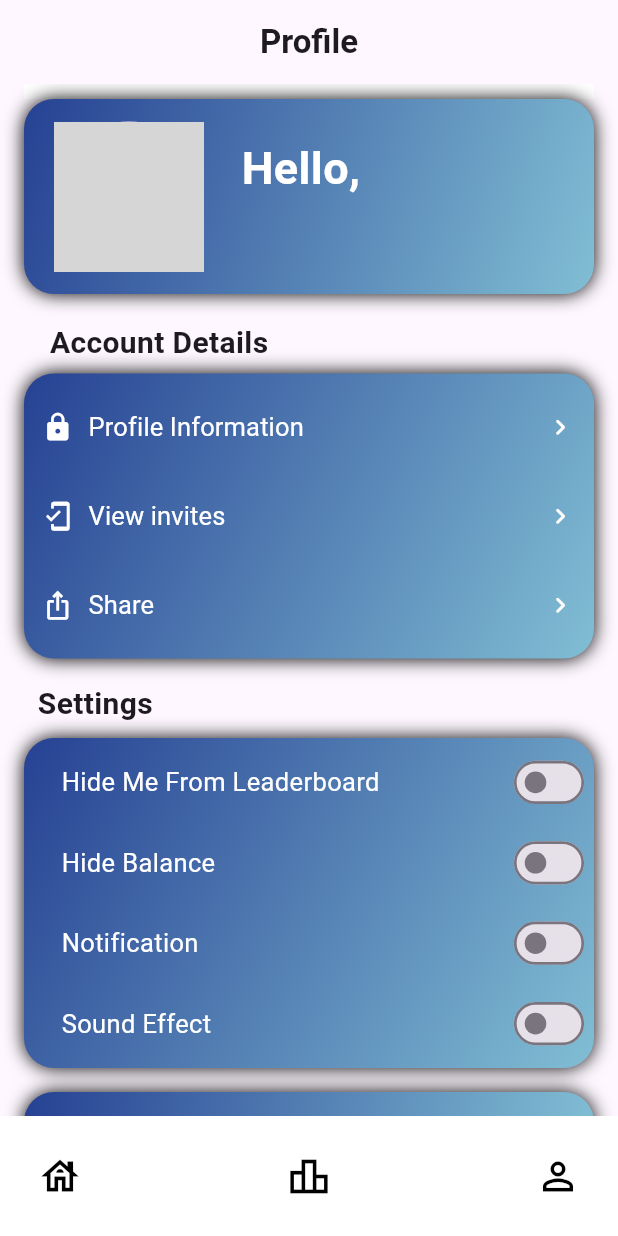
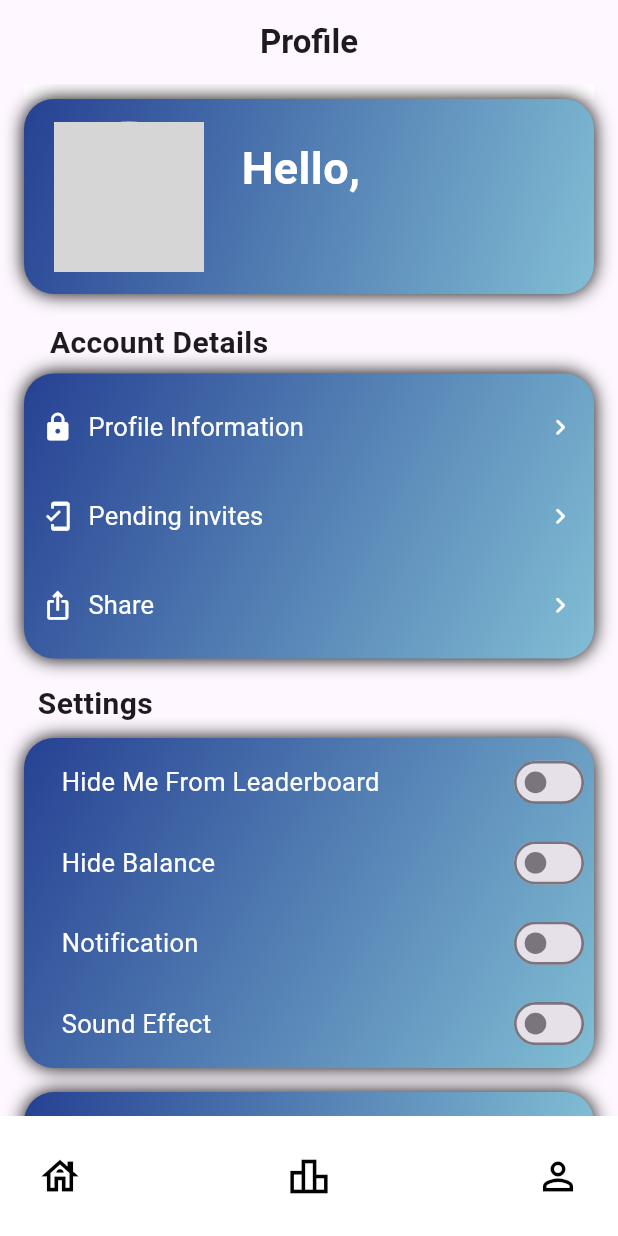
Before and after one commit to ronfrancisco24/Pennywise_Savings-Tracker, a Flutter app: the screen it shows once a user with an empty profile is signed in, item 3 of the bottom bar chosen, on a phone screen of 412 x 824 dp. Run offline on Flutter 3.47's test engine with Material 3 defaults, Android fonts, the phone set to English and light mode, and no system bars; our stand-ins replace cloud_firestore, firebase_auth, firebase_core, firebase_storage, flutter_pw_validator, image_cropper and 2 more; missing offline and left inert: dart:ffi; accounts and stored records are empty; network calls fail; grey boxes are pictures that could not be loaded.

Commit message:
Small hotfix
Small update for the collab (Still fixing it)

```diff
--- /dev/null
+++ b/lib/algorithms/invite.dart
@@ -0,0 +1,25 @@
+import 'package:cloud_firestore/cloud_firestore.dart';
+
+class Invite {
+  final String senderId;
+  final String recipientEmail;
+  final String status;
+  final Timestamp timestamp;
+
+  Invite({
+    required this.senderId,
+    required this.recipientEmail,
+    required this.status,
+    required this.timestamp,
+  });
+
+  factory Invite.fromFirestore(DocumentSnapshot doc) {
+    Map data = doc.data() as Map;
+    return Invite(
+      senderId: data['senderId'] ?? '',
+      recipientEmail: data['recipientEmail'] ?? '',
+      status: data['status'] ?? 'pending',
+      timestamp: data['timestamp'],
+    );
+  }
+}
--- a/lib/screens/profile.dart
+++ b/lib/screens/profile.dart
@@ -201,7 +201,7 @@ class _ProfilePageState extends State<ProfilePage> {
                               ),
                               SizedBox(width: 10),
                               Text(
-                                'View invites',
+                                'Pending invites',
                                 style: TextStyle(
                                     color: Colors.white,
                                     fontSize: 17,
```
Also changed, not shown: lib/authentication/auth_service.dart (+27 -0 lines), lib/authentication/invite_service.dart (added, +38 -0 lines), lib/screens/send_invites.dart (+9 -4 lines).
